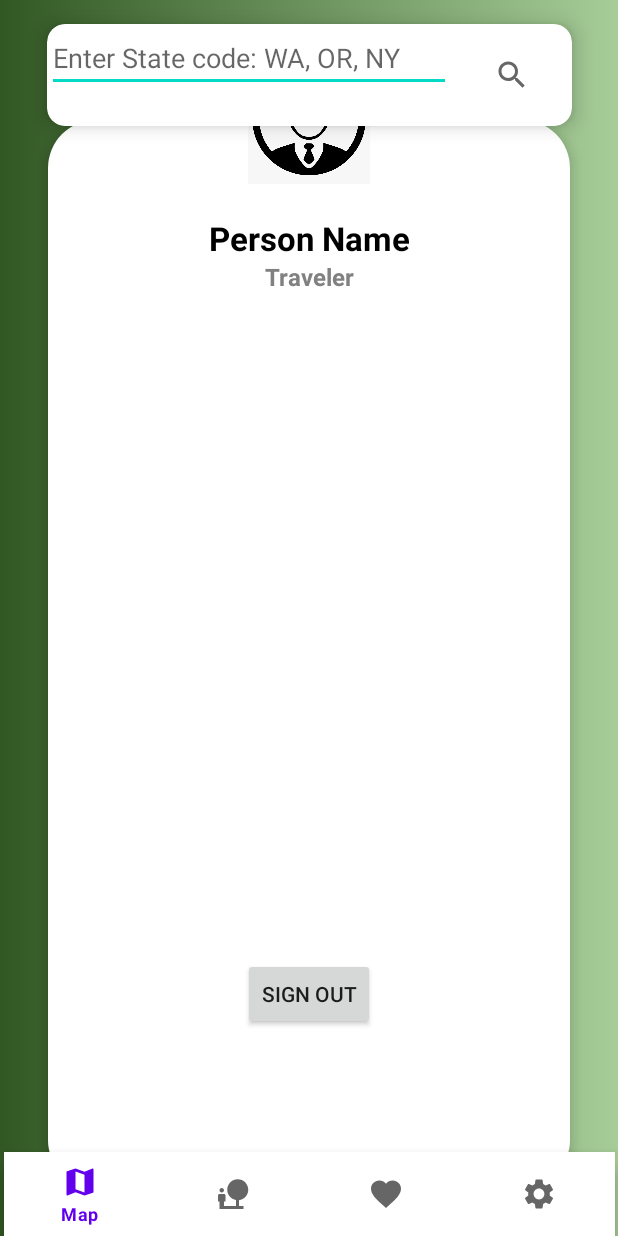
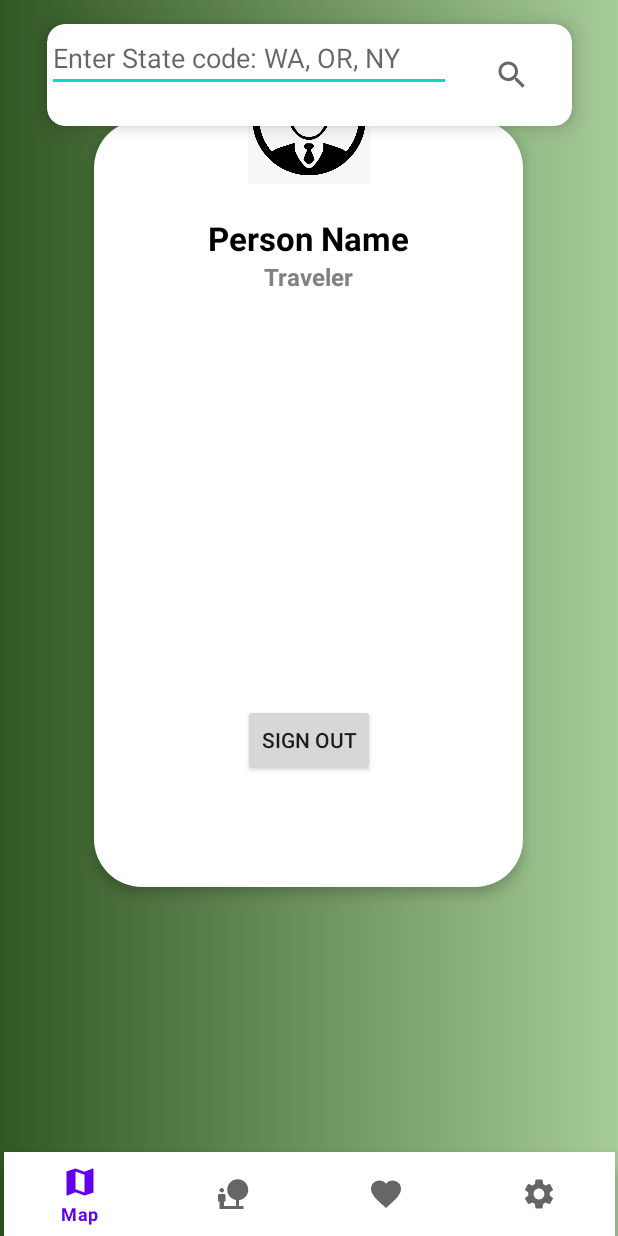
Before and after one commit to jojo0105/AppDev-FinalProject, an Android app: the fragment SettingFragment placed in its activity, on a phone screen of 412 x 824 dp. Run offline under Robolectric (Android 15) with nearby library versions, the light colour scheme and no system bars; our stand-ins replace Firebase (no records; nobody signed in at launch, a user with empty details on screens opened directly); 1 statement that could not run was skipped.

Commit message:
UI Change

```diff
--- a/Discovery/app/src/main/res/layout/fragment_setting.xml
+++ b/Discovery/app/src/main/res/layout/fragment_setting.xml
@@ -11,8 +11,8 @@
 
     <androidx.constraintlayout.widget.ConstraintLayout
         android:id="@+id/constraintLayout"
-        android:layout_width="match_parent"
-        android:layout_height="match_parent"
+        android:layout_width="286dp"
+        android:layout_height="511dp"
         android:layout_marginStart="32dp"
         android:layout_marginTop="80dp"
         android:layout_marginEnd="32dp"
@@ -21,8 +21,10 @@
         android:elevation="5dp"
         app:layout_constraintBottom_toBottomOf="parent"
         app:layout_constraintEnd_toEndOf="parent"
+        app:layout_constraintHorizontal_bias="0.491"
         app:layout_constraintStart_toStartOf="parent"
-        app:layout_constraintTop_toTopOf="parent">
+        app:layout_constraintTop_toTopOf="parent"
+        app:layout_constraintVertical_bias="0.0">
 
         <TextView
             android:id="@+id/textName"
@@ -42,9 +44,9 @@
             android:layout_height="wrap_content"
             android:layout_marginTop="64dp"
             android:text="Person Name"
+            android:textColor="#000000"
             android:textSize="22sp"
             android:textStyle="bold"
-            android:textColor="#000000"
             app:layout_constraintEnd_toEndOf="parent"
             app:layout_constraintStart_toStartOf="parent"
             app:layout_constraintTop_toTopOf="parent" />
@@ -64,8 +66,8 @@
             app:layout_constraintTop_toBottomOf="@+id/textName">
 
 
+        </LinearLayout>
 
-        </LinearLayout>
         <Button
             android:id="@+id/signOut_btn"
             android:layout_width="wrap_content"
@@ -78,8 +80,7 @@
             app:layout_constraintTop_toTopOf="parent"
             app:layout_constraintVertical_bias="0.841" />
 
-            </androidx.constraintlayout.widget.ConstraintLayout>
-
+    </androidx.constraintlayout.widget.ConstraintLayout>
 
     <ImageView
         android:id="@+id/imageView"
```
Also changed, not shown: Discovery/app/src/main/java/com/example/discovery/Activity/ProfileFragment.java (line endings or trailing spaces).
